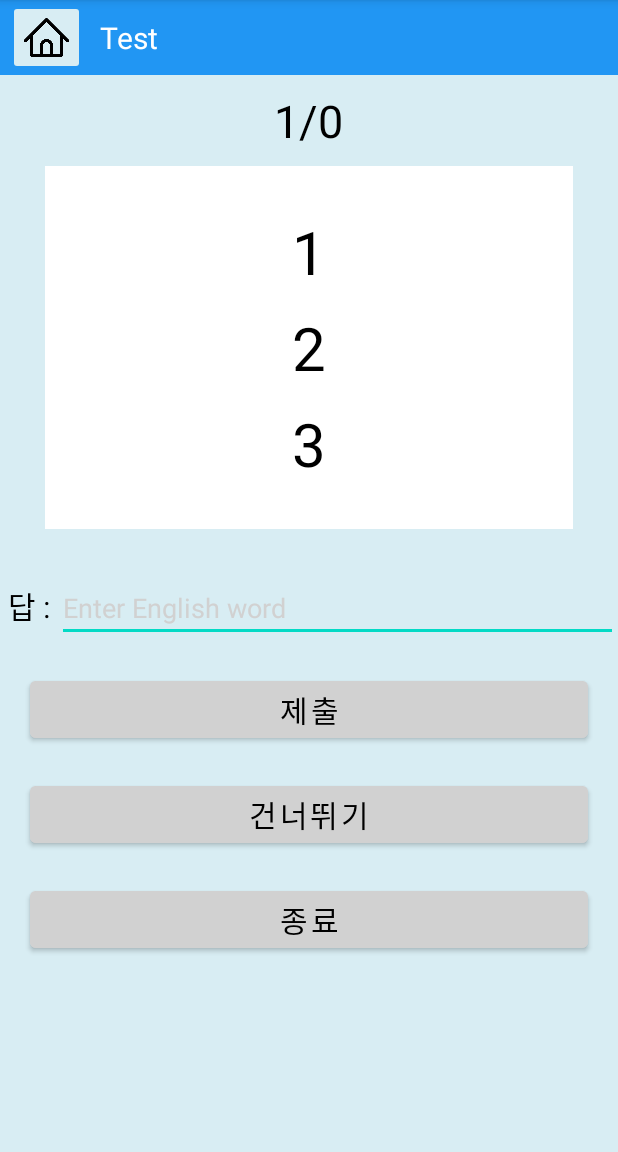
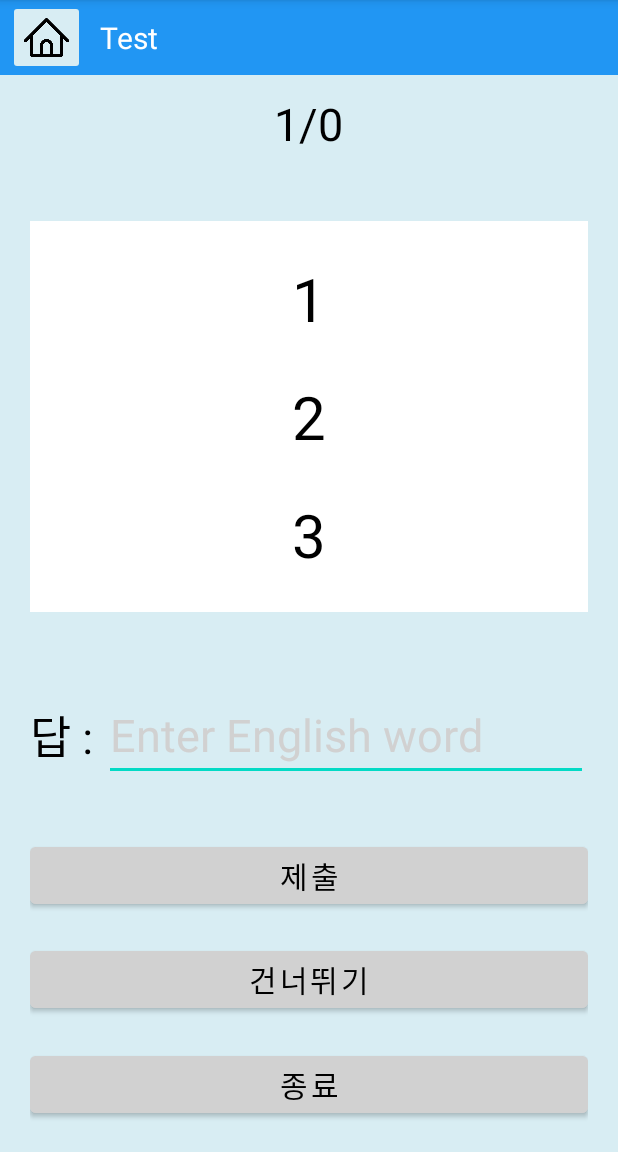
Before and after one commit to MountainHS/EnglishVocabulary, an Android app: the Test screen opened directly, with no data from a screen before it, on a phone screen of 412 x 824 dp, the part 84-1236 px from its top. Run offline under Robolectric (Android 15) with nearby library versions, the phone set to English and light mode, and no system bars; our stand-ins replace Firebase (no records; nobody signed in at launch, a user with empty details on screens opened directly); 3 statements that could not run were skipped.

Commit message:
xml 수정
레이아웃 수정

```diff
--- a/app/src/main/res/layout/activity_main.xml
+++ b/app/src/main/res/layout/activity_main.xml
@@ -51,8 +51,7 @@
             android:orientation="horizontal"
             android:weightSum="13"
             android:gravity="center"
-            android:layout_marginTop="40dp"
-            android:layout_marginBottom="40dp">
+            android:layout_marginTop="40dp">
 
             <LinearLayout
                 android:id="@+id/myword"
@@ -165,55 +164,63 @@
             android:layout_marginLeft="20dp"
             android:layout_marginRight="20dp">
 
+            <Space
+                android:layout_width="match_parent"
+                android:layout_height="0dp"
+                android:layout_weight="1"/>
             <Button
                 android:id="@+id/button_odap"
                 android:layout_width="match_parent"
                 android:layout_height="wrap_content"
-                android:layout_marginTop="30dp"
-                android:layout_marginBottom="30dp"
                 android:backgroundTint="@color/light_gray"
                 android:gravity="left|center_vertical"
                 android:text="오답노트"
                 android:textColor="@color/black"
                 android:textSize="16dp" />
-
+            <Space
+                android:layout_width="match_parent"
+                android:layout_height="0dp"
+                android:layout_weight="1"/>
             <Button
                 android:id="@+id/button_goNaver"
                 android:layout_width="match_parent"
                 android:layout_height="wrap_content"
-                android:layout_marginTop="30dp"
-                android:layout_marginBottom="30dp"
                 android:backgroundTint="@color/light_gray"
                 android:gravity="left|center_vertical"
                 android:text="영단어 검색"
                 android:textColor="@color/black"
                 android:textSize="16dp" />
-
+            <Space
+                android:layout_width="match_parent"
+                android:layout_height="0dp"
+                android:layout_weight="1"/>
             <Button
                 android:id="@+id/button_test"
                 android:layout_width="match_parent"
                 android:layout_height="wrap_content"
-                android:layout_marginTop="30dp"
-                android:layout_marginBottom="30dp"
                 android:backgroundTint="@color/light_gray"
                 android:gravity="left|center_vertical"
                 android:text="Test"
                 android:textColor="@color/black"
                 android:textSize="16dp" />
 
-
+            <Space
+                android:layout_width="match_parent"
+                android:layout_height="0dp"
+                android:layout_weight="1"/>
             <Button
                 android:id="@+id/button_game"
                 android:layout_width="match_parent"
                 android:layout_height="wrap_content"
-                android:layout_marginTop="30dp"
-                android:layout_marginBottom="30dp"
                 android:backgroundTint="@color/light_gray"
                 android:gravity="left|center_vertical"
                 android:text="종료"
                 android:textColor="@color/black"
                 android:textSize="16dp" />
-
+            <Space
+                android:layout_width="match_parent"
+                android:layout_height="0dp"
+                android:layout_weight="1"/>
         </LinearLayout>
     </LinearLayout>
     <include
--- a/app/src/main/res/layout/activity_test.xml
+++ b/app/src/main/res/layout/activity_test.xml
@@ -42,11 +42,19 @@
 
         <LinearLayout
             android:layout_width="match_parent"
-            android:layout_height="wrap_content"
+            android:layout_height="match_parent"
+            android:orientation="vertical"
+            android:weightSum="11"
+            android:gravity="center_vertical"
+            android:layout_marginRight="20dp"
+            android:layout_marginLeft="20dp">
+
+            <LinearLayout
+                android:layout_width="match_parent"
+                android:layout_height="0dp"
                 android:orientation="horizontal"
-            android:background="@color/light_blue"
                 android:gravity="center"
-            android:layout_marginTop="10dp">
+                android:layout_weight="1">
 
                 <TextView
                     android:id="@+id/textview_progressTest"
@@ -58,7 +66,6 @@
                 <TextView
                     android:layout_width="wrap_content"
                     android:layout_height="wrap_content"
-                android:layout_gravity="center"
                     android:text="/"
                     android:textSize="30dp"
                     android:textColor="@color/black"/>
@@ -66,28 +73,30 @@
                     android:id="@+id/textview_allTest"
                     android:layout_width="wrap_content"
                     android:layout_height="wrap_content"
-                android:layout_gravity="center"
                     android:text="10"
                     android:textSize="30dp"
                     android:textColor="@color/black"/>
-
             </LinearLayout>
 
             <LinearLayout
                 android:layout_width="match_parent"
-            android:layout_height="match_parent"
-            android:background="@color/light_blue"
-            android:orientation="vertical">
+                android:layout_height="0dp"
+                android:layout_weight="5"
+                android:orientation="vertical"
+                android:gravity="center_vertical"
+                android:weightSum="5">
 
                 <LinearLayout
                     android:layout_width="match_parent"
                     android:layout_height="wrap_content"
                     android:background="@color/white"
-                android:layout_marginTop="10dp"
-                android:layout_marginLeft="30dp"
-                android:layout_marginRight="30dp"
-                android:orientation="vertical">
-
+                    android:orientation="vertical"
+                    android:gravity="center_vertical"
+                    android:layout_weight="3">
+                    <Space
+                        android:layout_width="match_parent"
+                        android:layout_height="0dp"
+                        android:layout_weight="1"/>
                     <TextView
                         android:id="@+id/textview_problemKorean1"
                         android:layout_width="match_parent"
@@ -95,9 +104,11 @@
                         android:textColor="@color/black"
                         android:gravity="center"
                         android:text="1"
-                    android:textSize="40dp"
-                    android:layout_marginTop="30dp"
-                    android:layout_marginBottom="10dp"/>
+                        android:textSize="40dp"/>
+                    <Space
+                        android:layout_width="match_parent"
+                        android:layout_height="0dp"
+                        android:layout_weight="1"/>
                     <TextView
                         android:id="@+id/textview_problemKorean2"
                         android:layout_width="match_parent"
@@ -105,8 +116,11 @@
                         android:textColor="@color/black"
                         android:gravity="center"
                         android:text="2"
-                    android:textSize="40dp"
-                    android:layout_marginBottom="10dp"/>
+                        android:textSize="40dp"/>
+                    <Space
+                        android:layout_width="match_parent"
+                        android:layout_height="0dp"
+                        android:layout_weight="1"/>
                     <TextView
                         android:id="@+id/textview_problemKorean3"
                         android:layout_width="match_parent"
@@ -114,24 +128,28 @@
                         android:textColor="@color/black"
                         android:gravity="center"
                         android:text="3"
-                    android:textSize="40dp"
-                    android:layout_marginBottom="30dp"/>
+                        android:textSize="40dp"/>
+                    <Space
+                        android:layout_width="match_parent"
+                        android:layout_height="0dp"
+                        android:layout_weight="1"/>
 
+                </LinearLayout>
             </LinearLayout>
 
             <LinearLayout
                 android:layout_width="match_parent"
-                android:layout_height="wrap_content"
-                android:layout_marginTop="30dp"
-                android:orientation="horizontal">
+                android:layout_height="0dp"
+                android:layout_weight="1.5"
+                android:orientation="horizontal"
+                android:gravity="center_vertical">
 
                 <TextView
                     android:layout_width="wrap_content"
                     android:layout_height="wrap_content"
                     android:text="답 : "
-                    android:layout_marginLeft="5dp"
                     android:textColor="@color/black"
-                    android:textSize="20dp"/>
+                    android:textSize="30dp"/>
 
                 <EditText
                     android:id="@+id/edittext_inputTestAnswer"
@@ -141,9 +159,20 @@
                     android:inputType="text"
                     android:textColorHint="@color/light_gray"
                     android:textColor="@color/black"
-                    android:hint="Enter English word" />
+                    android:hint="Enter English word"
+                    android:textSize="30dp"/>
             </LinearLayout>
 
+            <LinearLayout
+                android:layout_width="match_parent"
+                android:layout_height="0dp"
+                android:layout_weight="3.5"
+                android:orientation="vertical"
+                android:gravity="center_vertical">
+                <Space
+                    android:layout_width="match_parent"
+                    android:layout_height="0dp"
+                    android:layout_weight="1"/>
                 <Button
                     android:id="@+id/button_checkAnswer"
                     android:layout_width="match_parent"
@@ -151,10 +180,11 @@
                     android:backgroundTint="@color/light_gray"
                     android:text="제출"
                     android:textColor="@color/black"
-                android:textSize="20dp"
-                android:layout_marginTop="20dp"
-                android:layout_marginRight="20dp"
-                android:layout_marginLeft="20dp"/>
+                    android:textSize="20dp"/>
+                <Space
+                    android:layout_width="match_parent"
+                    android:layout_height="0dp"
+                    android:layout_weight="1"/>
                 <Button
                     android:id="@+id/button_jumpAnswer"
                     android:layout_width="match_parent"
@@ -162,10 +192,11 @@
                     android:backgroundTint="@color/light_gray"
                     android:text="건너뛰기"
                     android:textColor="@color/black"
-                android:textSize="20dp"
-                android:layout_marginTop="20dp"
-                android:layout_marginRight="20dp"
-                android:layout_marginLeft="20dp"/>
+                    android:textSize="20dp"/>
+                <Space
+                    android:layout_width="match_parent"
+                    android:layout_height="0dp"
+                    android:layout_weight="1"/>
                 <Button
                     android:id="@+id/button_endTest"
                     android:layout_width="match_parent"
@@ -173,13 +204,13 @@
                     android:backgroundTint="@color/light_gray"
                     android:text="종료"
                     android:textColor="@color/black"
-                android:textSize="20dp"
-                android:layout_marginTop="20dp"
-                android:layout_marginRight="20dp"
-                android:layout_marginLeft="20dp"/>
-
+                    android:textSize="20dp"/>
+                <Space
+                    android:layout_width="match_parent"
+                    android:layout_height="0dp"
+                    android:layout_weight="1"/>
             </LinearLayout>
-
+        </LinearLayout>
 
     </LinearLayout>
 
```
Lines whose indentation alone changed are shown as unchanged.
